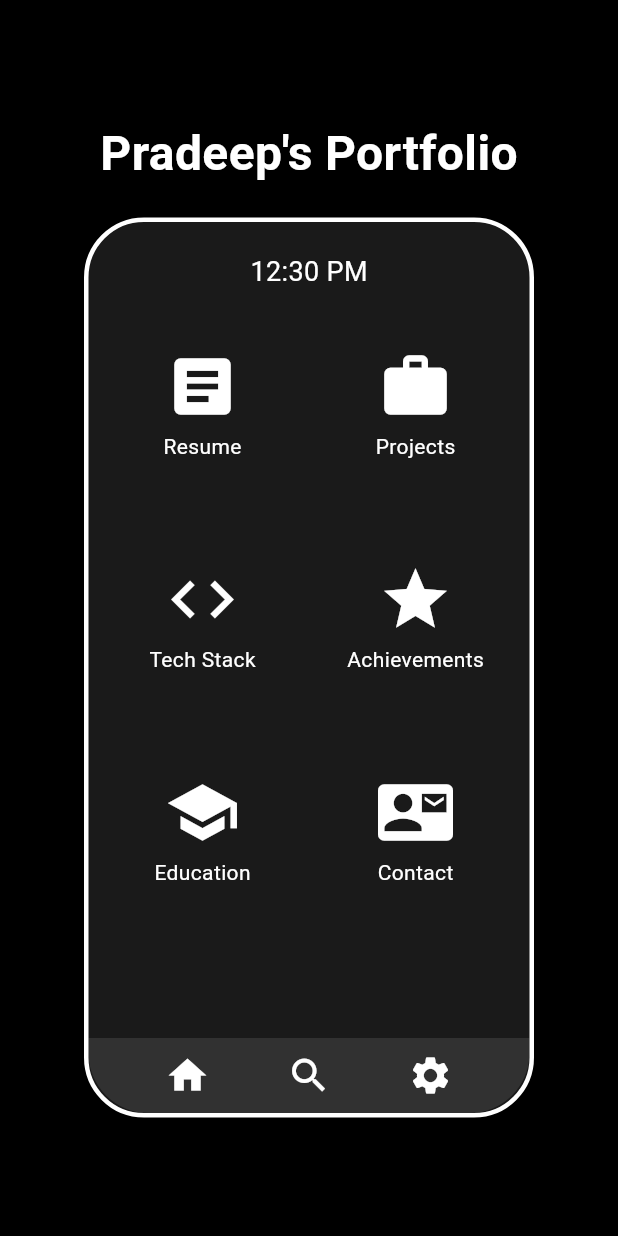
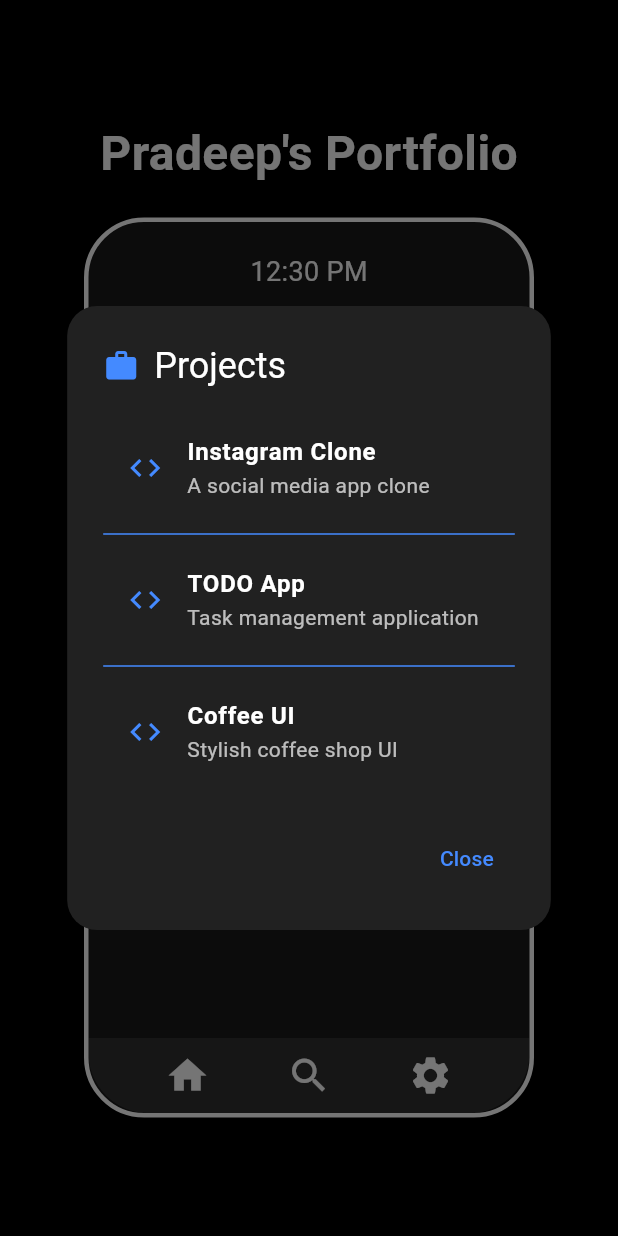
Before and after one commit to Pradeep1234566/Portfolio, a Flutter app: the screen it shows after launch, after a tap on "Projects", on a phone screen of 412 x 824 dp. Run offline on Flutter 3.47's test engine with Material 3 defaults, Android fonts, the phone set to English and light mode, and no system bars.

Commit message:
Updated Project section

```diff
--- a/lib/main.dart
+++ b/lib/main.dart
@@ -58,8 +58,8 @@ class WebPortfolioScreen extends StatelessWidget {
                           children: [
                             _buildAppIcon(Icons.article, "Resume",
                                 'https://drive.google.com/file/d/1BO0JIw7JQNliLNma5WmgMrDh-iU5tbBy/view?usp=sharing'),
-                            _buildAppIcon(Icons.work, "Projects",
-                                'https://github.com/Pradeep1234566'),
+                            _buildAppIcon(Icons.work, "Projects", '',
+                                isProjects: true, context: context),
                             _buildAppIcon(Icons.code, "Tech Stack", '',
                                 isTechStack: true, context: context),
                             _buildAppIcon(Icons.star, "Achievements", '',
@@ -106,6 +106,7 @@ class WebPortfolioScreen extends StatelessWidget {
       bool isEducation = false,
       bool isTechStack = false,
       bool isAchievements = false,
+      bool isProjects = false,
       BuildContext? context}) {
     return GestureDetector(
       onTap: () {
@@ -117,6 +118,8 @@ class WebPortfolioScreen extends StatelessWidget {
           _showTechStackDialog(context);
         } else if (isAchievements && context != null) {
           _showAchievementsDialog(context);
+        } else if (isProjects && context != null) {
+          _showProjectsDialog(context);
         } else if (url.isNotEmpty) {
           launchUrl(Uri.parse(url));
         }
@@ -132,7 +135,7 @@ class WebPortfolioScreen extends StatelessWidget {
     );
   }
 
-  void _showContactDialog(BuildContext context) {
+  void _showTechStackDialog(BuildContext context) {
     showDialog(
       context: context,
       builder: (BuildContext context) {
@@ -143,25 +146,25 @@ class WebPortfolioScreen extends StatelessWidget {
           backgroundColor: Colors.grey[900],
           title: Row(
             children: [
-              Icon(Icons.contact_mail, color: Colors.blueAccent),
+              Icon(Icons.code, color: Colors.blueAccent),
               SizedBox(width: 10),
               Text(
-                "Contact Me",
+                "Tech Stack",
                 style: TextStyle(color: Colors.white, fontSize: 24),
               ),
             ],
           ),
           content: Column(
             mainAxisSize: MainAxisSize.min,
+            crossAxisAlignment: CrossAxisAlignment.start,
             children: [
-              _buildContactTile(Icons.email, "pradeeplaxmanraopawar@gmail.com",
-                  "mailto:pradeeplaxmanraopawar@gmail.com"),
-              _buildContactTile(Icons.link, "LinkedIn",
-                  "https://linkedin.com/in/pradeep-pawar-64345126a"),
-              _buildContactTile(
-                  Icons.phone, "+91 701 9572 787", "tel:+917019572787"),
-              _buildContactTile(Icons.share, "Twitter",
-                  "https://twitter.com/yourtwitterhandle"),
+              _buildBulletPoint("C Programming"),
+              _buildBulletPoint("Embedded Systems"),
+              _buildBulletPoint("Python"),
+              _buildBulletPoint("RTOS (Real-Time Operating Systems)"),
+              _buildBulletPoint("Networking"),
+              _buildBulletPoint("Data Structures & Algorithms"),
+              _buildBulletPoint("HTML, CSS"),
             ],
           ),
           actions: [
@@ -172,14 +175,6 @@ class WebPortfolioScreen extends StatelessWidget {
           ],
         );
       },
-    );
-  }
-
-  Widget _buildContactTile(IconData icon, String title, String url) {
-    return ListTile(
-      leading: Icon(icon, color: Colors.blue),
-      title: Text(title, style: TextStyle(color: Colors.white)),
-      onTap: () => launchUrl(Uri.parse(url)),
     );
   }
 
@@ -267,7 +262,7 @@ class WebPortfolioScreen extends StatelessWidget {
     );
   }
 
-  void _showTechStackDialog(BuildContext context) {
+  void _showProjectsDialog(BuildContext context) {
     showDialog(
       context: context,
       builder: (BuildContext context) {
@@ -278,25 +273,25 @@ class WebPortfolioScreen extends StatelessWidget {
           backgroundColor: Colors.grey[900],
           title: Row(
             children: [
-              Icon(Icons.code, color: Colors.blueAccent),
+              Icon(Icons.work, color: Colors.blueAccent),
               SizedBox(width: 10),
               Text(
-                "Tech Stack",
+                "Projects",
                 style: TextStyle(color: Colors.white, fontSize: 24),
               ),
             ],
           ),
           content: Column(
             mainAxisSize: MainAxisSize.min,
-            crossAxisAlignment: CrossAxisAlignment.start,
             children: [
-              _buildBulletPoint("C Programming"),
-              _buildBulletPoint("Embedded Systems"),
-              _buildBulletPoint("Python"),
-              _buildBulletPoint("RTOS (Real-Time Operating Systems)"),
-              _buildBulletPoint("Networking"),
-              _buildBulletPoint("Data Structures & Algorithms"),
-              _buildBulletPoint("HTML, CSS"),
+              _buildProjectTile("Instagram Clone", "A social media app clone",
+                  "https://github.com/Pradeep1234566/Instagram_clone"),
+              Divider(color: Colors.blueAccent),
+              _buildProjectTile("TODO App", "Task management application",
+                  "https://github.com/Pradeep1234566/todo"),
+              Divider(color: Colors.blueAccent),
+              _buildProjectTile("Coffee UI", "Stylish coffee shop UI",
+                  "https://github.com/Pradeep1234566/Coffee_ui"),
             ],
           ),
           actions: [
@@ -307,6 +302,67 @@ class WebPortfolioScreen extends StatelessWidget {
           ],
         );
       },
+    );
+  }
+
+  Widget _buildProjectTile(String title, String description, String url) {
+    return ListTile(
+      leading: Icon(Icons.code, color: Colors.blueAccent),
+      title: Text(
+        title,
+        style: TextStyle(color: Colors.white, fontWeight: FontWeight.bold),
+      ),
+      subtitle: Text(description, style: TextStyle(color: Colors.white70)),
+      onTap: () => launchUrl(Uri.parse(url)),
+    );
+  }
+
+  void _showContactDialog(BuildContext context) {
+    showDialog(
+      context: context,
+      builder: (BuildContext context) {
+        return AlertDialog(
+          shape: RoundedRectangleBorder(
+            borderRadius: BorderRadius.circular(20),
+          ),
+          backgroundColor: Colors.grey[900],
+          title: Row(
+            children: [
+              Icon(Icons.contact_mail, color: Colors.blueAccent),
+              SizedBox(width: 10),
+              Text(
+                "Contact Me",
+                style: TextStyle(color: Colors.white, fontSize: 24),
+              ),
+            ],
+          ),
+          content: Column(
+            mainAxisSize: MainAxisSize.min,
+            children: [
+              _buildContactTile(Icons.email, "pradeeplaxmanraopawar@gmail.com",
+                  "mailto:pradeeplaxmanraopawar@gmail.com"),
+              _buildContactTile(Icons.link, "LinkedIn",
+                  "https://linkedin.com/in/pradeep-pawar-64345126a"),
+              _buildContactTile(
+                  Icons.phone, "+91 701 9572 787", "tel:+917019572787"),
+            ],
+          ),
+          actions: [
+            TextButton(
+              onPressed: () => Navigator.of(context).pop(),
+              child: Text("Close", style: TextStyle(color: Colors.blueAccent)),
+            ),
+          ],
+        );
+      },
+    );
+  }
+
+  Widget _buildContactTile(IconData icon, String title, String url) {
+    return ListTile(
+      leading: Icon(icon, color: Colors.blue),
+      title: Text(title, style: TextStyle(color: Colors.white)),
+      onTap: () => launchUrl(Uri.parse(url)),
     );
   }
 
```
